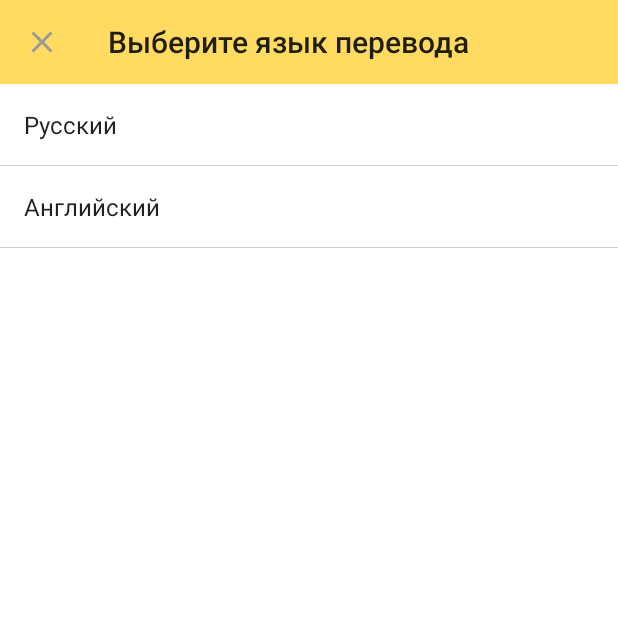
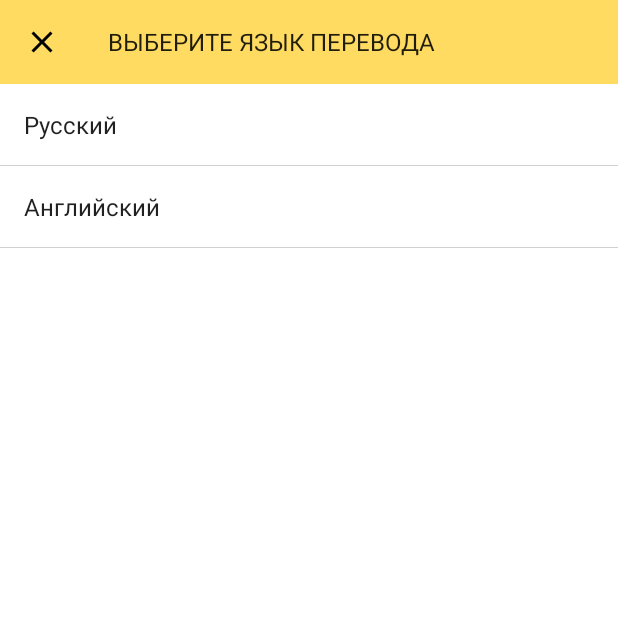
Before and after one commit to valpostnov/translate, an Android app: the LanguageActivity screen opened directly, with no data from a screen before it, on a phone screen of 412 x 824 dp, the top half of it. Run offline under Robolectric (Android 15) with nearby library versions, the phone set to English and light mode, and no system bars; our stand-ins replace ButterKnife, Dagger/Hilt's generated code; libraries missing offline, so code that uses them is left out: rx.subscriptions; 1 statement that could not run was skipped.

Commit message:
add toolbar text appearance style

```diff
--- a/presentation/src/main/res/drawable/ic_clear_black_24dp.xml
+++ b/presentation/src/main/res/drawable/ic_clear_black_24dp.xml
@@ -4,6 +4,6 @@
         android:viewportHeight="24.0"
         android:viewportWidth="24.0">
     <path
-        android:fillColor="#999999"
+        android:fillColor="#FF000000"
         android:pathData="M19,6.41L17.59,5 12,10.59 6.41,5 5,6.41 10.59,12 5,17.59 6.41,19 12,13.41 17.59,19 19,17.59 13.41,12z"/>
 </vector>
--- a/presentation/src/main/res/layout/activity_language.xml
+++ b/presentation/src/main/res/layout/activity_language.xml
@@ -3,13 +3,15 @@
     xmlns:android="http://schemas.android.com/apk/res/android"
     android:layout_width="match_parent"
     android:layout_height="match_parent"
+    xmlns:app="http://schemas.android.com/apk/res-auto"
     android:orientation="vertical">
 
     <android.support.v7.widget.Toolbar
         android:id="@+id/toolbar"
         android:layout_width="match_parent"
         android:layout_height="?actionBarSize"
-        android:background="?colorPrimary"/>
+        android:background="?colorPrimary"
+        app:titleTextAppearance="@style/AppTheme.TextAppearanceToolbar"/>
 
     <TextView
         android:id="@+id/russia"
--- a/presentation/src/main/res/values/styles.xml
+++ b/presentation/src/main/res/values/styles.xml
@@ -18,4 +18,10 @@
         <item name="android:textOn">@null</item>
         <item name="android:textOff">@null</item>
     </style>
+
+    <style name="AppTheme.TextAppearanceToolbar">
+        <item name="android:textSize">16sp</item>
+        <item name="android:textAllCaps">true</item>
+        <item name="android:textColor">?android:textColorPrimary</item>
+    </style>
 </resources>
```
